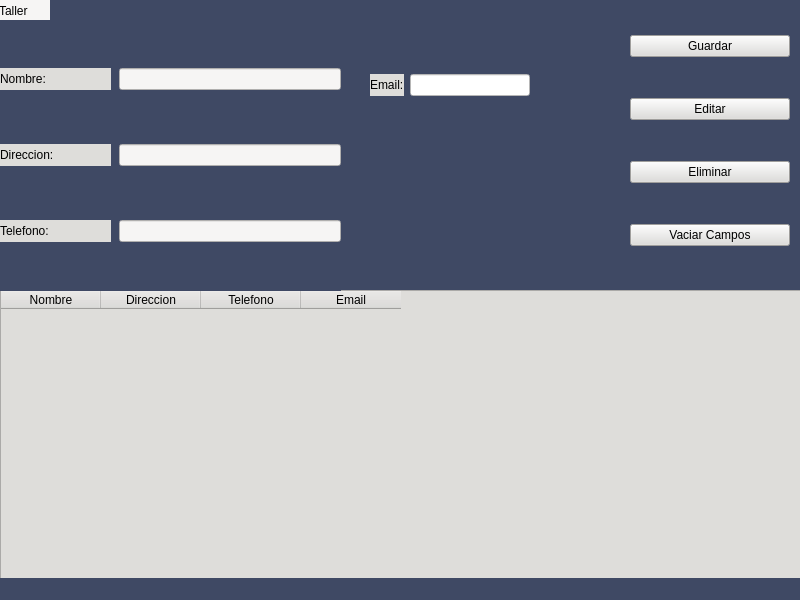
Old version of the form Proyecto/Interfaces/Ui/Vw_taller.ui in the repository EdCenten0/MAPA-Python.
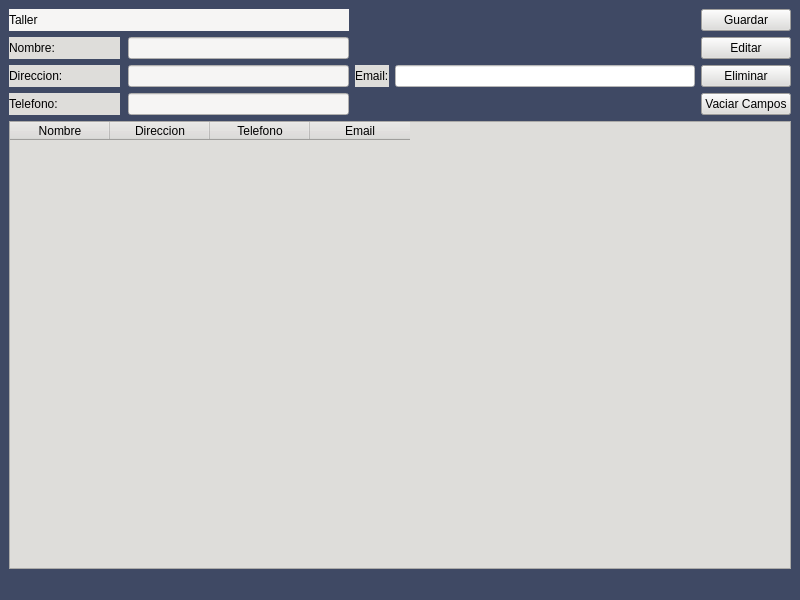
New version of the form.

```diff
--- a/Proyecto/Interfaces/Ui/Vw_taller.ui
+++ b/Proyecto/Interfaces/Ui/Vw_taller.ui
@@ -17,61 +17,8 @@
    <string notr="true">background-color: rgb(63, 73, 100);</string>
   </property>
   <widget class="QWidget" name="centralwidget">
-   <widget class="QWidget" name="verticalLayoutWidget">
-    <property name="geometry">
-     <rect>
-      <x>0</x>
-      <y>290</y>
-      <width>801</width>
-      <height>291</height>
-     </rect>
-    </property>
-    <layout class="QVBoxLayout" name="verticalLayout_2">
-     <item>
-      <widget class="QTableWidget" name="tableWidget">
-       <property name="styleSheet">
-        <string notr="true">background-color: rgb(222, 221, 218);
-border-color: rgb(61, 56, 70);</string>
-       </property>
-       <column>
-        <property name="text">
-         <string>Nombre</string>
-        </property>
-        <property name="textAlignment">
-         <set>AlignCenter</set>
-        </property>
-       </column>
-       <column>
-        <property name="text">
-         <string>Direccion</string>
-        </property>
-       </column>
-       <column>
-        <property name="text">
-         <string>Telefono</string>
-        </property>
-       </column>
-       <column>
-        <property name="text">
-         <string>Email</string>
-        </property>
-       </column>
-      </widget>
-     </item>
-     <item>
-      <layout class="QVBoxLayout" name="verticalLayout_3"/>
-     </item>
-    </layout>
-   </widget>
-   <widget class="QWidget" name="horizontalLayoutWidget">
-    <property name="geometry">
-     <rect>
-      <x>-1</x>
-      <y>0</y>
-      <width>51</width>
-      <height>21</height>
-     </rect>
-    </property>
+   <layout class="QGridLayout" name="gridLayout_4">
+    <item row="0" column="0">
     <layout class="QHBoxLayout" name="horizontalLayout_3">
      <item>
       <widget class="QLabel" name="label">
@@ -85,16 +32,52 @@
       </widget>
      </item>
     </layout>
-   </widget>
-   <widget class="QWidget" name="gridLayoutWidget">
-    <property name="geometry">
-     <rect>
-      <x>0</x>
-      <y>20</y>
-      <width>341</width>
-      <height>271</height>
-     </rect>
-    </property>
+    </item>
+    <item row="0" column="2" rowspan="2">
+     <layout class="QGridLayout" name="gridLayout_3" rowstretch="0,0,0,0" columnstretch="0">
+      <item row="1" column="0">
+       <widget class="QPushButton" name="btnEditar">
+        <property name="styleSheet">
+         <string notr="true">background-color: rgb(222, 221, 218);</string>
+        </property>
+        <property name="text">
+         <string>Editar</string>
+        </property>
+       </widget>
+      </item>
+      <item row="0" column="0">
+       <widget class="QPushButton" name="btnGuardar">
+        <property name="styleSheet">
+         <string notr="true">background-color: rgb(222, 221, 218);</string>
+        </property>
+        <property name="text">
+         <string>Guardar</string>
+        </property>
+       </widget>
+      </item>
+      <item row="2" column="0">
+       <widget class="QPushButton" name="btnEliminar">
+        <property name="styleSheet">
+         <string notr="true">background-color: rgb(222, 221, 218);</string>
+        </property>
+        <property name="text">
+         <string>Eliminar</string>
+        </property>
+       </widget>
+      </item>
+      <item row="3" column="0">
+       <widget class="QPushButton" name="btnVaciarCampos">
+        <property name="styleSheet">
+         <string notr="true">background-color: rgb(222, 221, 218);</string>
+        </property>
+        <property name="text">
+         <string>Vaciar Campos</string>
+        </property>
+       </widget>
+      </item>
+     </layout>
+    </item>
+    <item row="1" column="0">
     <layout class="QGridLayout" name="gridLayout" rowstretch="0,0,0" columnstretch="3,6">
      <property name="sizeConstraint">
       <enum>QLayout::SetDefaultConstraint</enum>
@@ -166,16 +149,8 @@
       </widget>
      </item>
     </layout>
-   </widget>
-   <widget class="QWidget" name="gridLayoutWidget_2">
-    <property name="geometry">
-     <rect>
-      <x>370</x>
-      <y>60</y>
-      <width>160</width>
-      <height>50</height>
-     </rect>
-    </property>
+    </item>
+    <item row="1" column="1">
     <layout class="QGridLayout" name="gridLayout_2">
      <item row="0" column="1">
       <widget class="QLineEdit" name="lineEdit_4">
@@ -195,59 +170,46 @@
       </widget>
      </item>
     </layout>
-   </widget>
-   <widget class="QWidget" name="gridLayoutWidget_3">
-    <property name="geometry">
-     <rect>
-      <x>630</x>
-      <y>0</y>
-      <width>160</width>
-      <height>281</height>
-     </rect>
-    </property>
-    <layout class="QGridLayout" name="gridLayout_3" rowstretch="0,0,0,0" columnstretch="0">
-     <item row="1" column="0">
-      <widget class="QPushButton" name="pushButton_2">
+    </item>
+    <item row="2" column="0" colspan="3">
+     <layout class="QVBoxLayout" name="verticalLayout_2">
+      <item>
+       <widget class="QTableWidget" name="tw_taller">
        <property name="styleSheet">
-        <string notr="true">background-color: rgb(222, 221, 218);</string>
-       </property>
+         <string notr="true">background-color: rgb(222, 221, 218);
+border-color: rgb(61, 56, 70);</string>
+        </property>
+        <column>
        <property name="text">
-        <string>Editar</string>
-       </property>
-      </widget>
-     </item>
-     <item row="0" column="0">
-      <widget class="QPushButton" name="pushButton">
-       <property name="styleSheet">
-        <string notr="true">background-color: rgb(222, 221, 218);</string>
-       </property>
+          <string>Nombre</string>
+         </property>
+         <property name="textAlignment">
+          <set>AlignCenter</set>
+         </property>
+        </column>
+        <column>
        <property name="text">
-        <string>Guardar</string>
-       </property>
-      </widget>
-     </item>
-     <item row="2" column="0">
-      <widget class="QPushButton" name="pushButton_3">
-       <property name="styleSheet">
-        <string notr="true">background-color: rgb(222, 221, 218);</string>
-       </property>
+          <string>Direccion</string>
+         </property>
+        </column>
+        <column>
        <property name="text">
-        <string>Eliminar</string>
-       </property>
-      </widget>
-     </item>
-     <item row="3" column="0">
-      <widget class="QPushButton" name="pushButton_4">
-       <property name="styleSheet">
-        <string notr="true">background-color: rgb(222, 221, 218);</string>
-       </property>
+          <string>Telefono</string>
+         </property>
+        </column>
+        <column>
        <property name="text">
-        <string>Vaciar Campos</string>
-       </property>
-      </widget>
-     </item>
-    </layout>
-   </widget>
+          <string>Email</string>
+         </property>
+        </column>
+       </widget>
+      </item>
+      <item>
+       <layout class="QVBoxLayout" name="verticalLayout_3"/>
+      </item>
+     </layout>
+    </item>
+   </layout>
   </widget>
   <widget class="QStatusBar" name="statusbar"/>
  </widget>
```
Left out of the diff: 16 changed lines with no effect on the pictures. Lines whose indentation alone changed are shown as unchanged.
